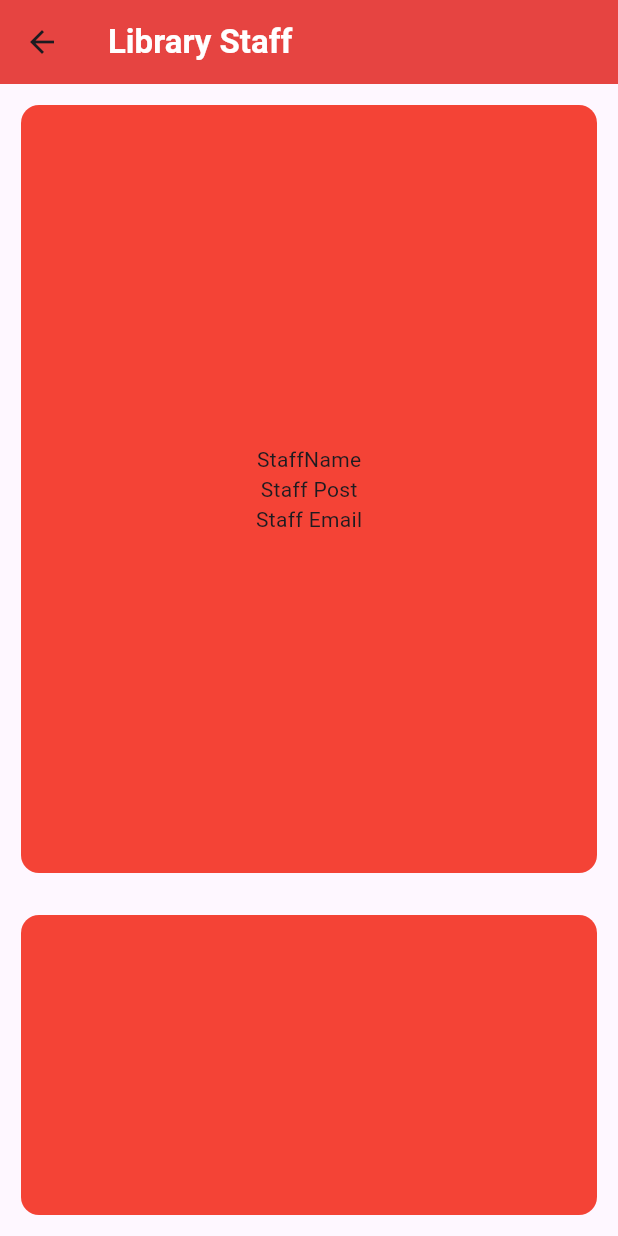
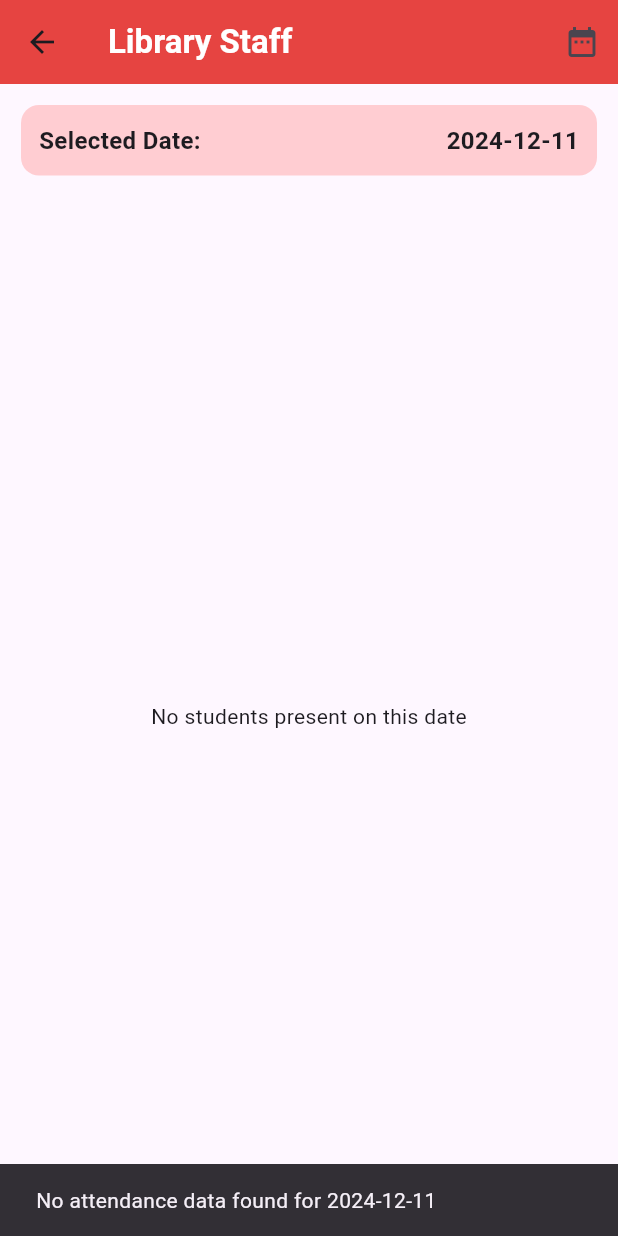
Before and after one commit to PRAFULDESHMUKH0435/LibraryManagement, a Flutter app: the LibraryStaff screen opened directly, on a phone screen of 412 x 824 dp. Run offline on Flutter 3.47's test engine with Material 3 defaults, Android fonts, the phone set to English and light mode, and no system bars; our stand-ins replace carousel_slider, firebase_core, firebase_database, lottie; accounts and stored records are empty.

Commit message:
Second Commit

```diff
--- a/lib/constants/ReUsableContainer.dart
+++ b/lib/constants/ReUsableContainer.dart
@@ -25,7 +25,7 @@ class ReusablecontainerContainer extends StatelessWidget {
         } else if (title == "Mark Attendence") {
           Navigator.push(
             context,
-            MaterialPageRoute(builder: (context) => const MarkAttendenceScreen()),
+            MaterialPageRoute(builder: (context) =>  MarkAttendanceScreen()),
           );
         } else {
           Navigator.push(
--- a/lib/constants/customdrawer.dart
+++ b/lib/constants/customdrawer.dart
@@ -53,7 +53,7 @@ class CustomDrawer extends StatelessWidget {
             title: const Text('About Us'),
             onTap: () {
               // Navigate to About Us screen (you can replace with actual screen)
-              Navigator.pushNamed(context, '/aboutUs');
+              // Navigator.pushNamed(context, '/aboutUs');
             },
           ),
 
@@ -63,7 +63,7 @@ class CustomDrawer extends StatelessWidget {
             title: const Text('Contact Us'),
             onTap: () {
               // Navigate to Contact Us screen (you can replace with actual screen)
-              Navigator.pushNamed(context, '/contactUs');
+              // Navigator.pushNamed(context, '/contactUs');
             },
           ),
         ],
--- a/lib/screens/homescreen.dart
+++ b/lib/screens/homescreen.dart
@@ -88,7 +88,7 @@ class Homescreen extends StatelessWidget {
                     "Add Student",
                     "View Students",
                     "Mark Attendence",
-                    "Our Staff",
+                    "View History",
                   ];
                   return ReusablecontainerContainer(title: titles[index]);
                 },
--- a/lib/screens/ourstaff.dart
+++ b/lib/screens/ourstaff.dart
@@ -1,7 +1,67 @@
+import 'package:firebase_database/firebase_database.dart';
 import 'package:flutter/material.dart';
 
-class LibraryStaff extends StatelessWidget {
+class LibraryStaff extends StatefulWidget {
   const LibraryStaff({super.key});
+
+  @override
+  State<LibraryStaff> createState() => _LibraryStaffState();
+}
+
+class _LibraryStaffState extends State<LibraryStaff> {
+  List<Map<dynamic, dynamic>> presentStudents = [];
+  String selectedDate = DateTime.now().toString().split(' ')[0]; // Default to today's date
+
+  // Fetch present students for the selected date
+  Future<void> fetchPresentStudents(String date) async {
+    try {
+      final ref = FirebaseDatabase.instance.ref("PresentStudentData/$date/presentStudents");
+      final snapshot = await ref.get();
+
+      if (snapshot.exists) {
+        final studentsData = snapshot.value as List<dynamic>;
+        setState(() {
+          presentStudents = studentsData.cast<Map<dynamic, dynamic>>();
+        });
+      } else {
+        setState(() {
+          presentStudents = [];
+        });
+        ScaffoldMessenger.of(context).showSnackBar(
+          SnackBar(content: Text('No attendance data found for $date')),
+        );
+      }
+    } catch (e) {
+      print("Error fetching data: $e");
+      ScaffoldMessenger.of(context).showSnackBar(
+        const SnackBar(content: Text('Failed to fetch attendance data')),
+      );
+    }
+  }
+
+  // Select a date to view attendance
+  Future<void> selectDate(BuildContext context) async {
+    final pickedDate = await showDatePicker(
+      context: context,
+      initialDate: DateTime.now(),
+      firstDate: DateTime(2000),
+      lastDate: DateTime(2101),
+    );
+
+    if (pickedDate != null) {
+      final formattedDate = pickedDate.toString().split(' ')[0];
+      setState(() {
+        selectedDate = formattedDate;
+      });
+      fetchPresentStudents(formattedDate);
+    }
+  }
+
+  @override
+  void initState() {
+    super.initState();
+    fetchPresentStudents(selectedDate); // Fetch today's data initially
+  }
 
   @override
   Widget build(BuildContext context) {
@@ -14,32 +74,55 @@ class LibraryStaff extends StatelessWidget {
               color: Colors.white,
               fontWeight: FontWeight.bold,
             )),
+        actions: [
+          IconButton(
+            icon: const Icon(Icons.date_range),
+            onPressed: () => selectDate(context),
+          ),
+        ],
       ),
       body: Column(
         children: [
-          Expanded(
-            child: Container(
-              width: double.maxFinite,
-              margin: const EdgeInsets.all(14.0),
-              decoration: const BoxDecoration(
-                  color: Colors.red,
-                  borderRadius: BorderRadius.all(Radius.circular(12.0))),
-                  child: const Column(
-                    mainAxisAlignment: MainAxisAlignment.center,
-                    children: [
-                      Text("StaffName"),
-                      Text("Staff Post"),
-                      Text("Staff Email"),
-                    ],
-                  ),
+          Container(
+            margin: const EdgeInsets.all(14.0),
+            padding: const EdgeInsets.all(12.0),
+            decoration: BoxDecoration(
+              color: Colors.red[100],
+              borderRadius: const BorderRadius.all(Radius.circular(12.0)),
+            ),
+            child: Row(
+              mainAxisAlignment: MainAxisAlignment.spaceBetween,
+              children: [
+                const Text(
+                  "Selected Date:",
+                  style: TextStyle(fontSize: 16.0, fontWeight: FontWeight.bold),
+                ),
+                Text(
+                  selectedDate,
+                  style: const TextStyle(fontSize: 16.0, fontWeight: FontWeight.bold),
+                ),
+              ],
             ),
           ),
-          Container(
-            height: 200,
-            margin: const EdgeInsets.all(14.0),
-            decoration: const BoxDecoration(
-                color: Colors.red,
-                borderRadius: BorderRadius.all(Radius.circular(12.0))),
+          Expanded(
+            child: presentStudents.isEmpty
+                ? const Center(child: Text("No students present on this date"))
+                : ListView.builder(
+                    itemCount: presentStudents.length,
+                    itemBuilder: (context, index) {
+                      final student = presentStudents[index];
+                      return Card(
+                        margin: const EdgeInsets.symmetric(vertical: 8.0, horizontal: 14.0),
+                        child: ListTile(
+                          title: Text(
+                            student['name'],
+                            style: const TextStyle(fontWeight: FontWeight.bold),
+                          ),
+                          subtitle: Text("Class: ${student['class']}, ID: ${student['idNumber']}"),
+                        ),
+                      );
+                    },
+                  ),
           ),
         ],
       ),
```
Also changed, not shown: lib/screens/markattendencescreen.dart (+97 -86 lines).
